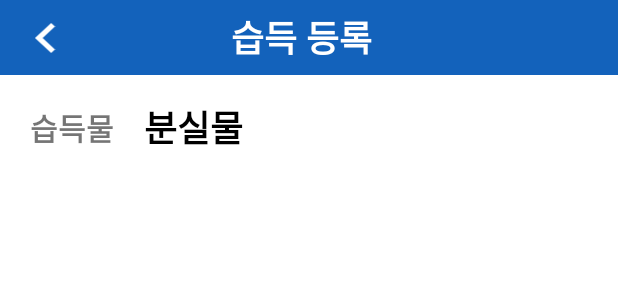
After one commit to tuski01/firebase, an Android app: the layout activity_lost_object_load.xml on its own in the app's theme, with its tools: preview values and no code run, on a phone screen of 412 x 824 dp. The commit adds this screen. Shown: the top 300 px of the screen. Run offline under Robolectric (Android 15) with nearby library versions, the phone set to English and light mode, and no system bars.

Commit message:
마이페이지 분실, 습득 수정

```diff
--- a/app/src/main/AndroidManifest.xml
+++ b/app/src/main/AndroidManifest.xml
@@ -22,6 +22,9 @@
         android:theme="@style/Theme.Firebase"
         android:usesCleartextTraffic="true"
         tools:targetApi="29">
+        <activity
+            android:name=".lost_object_load"
+            android:exported="false" />
         <activity
             android:name=".find_object_load"
             android:exported="false" />
--- a/app/src/main/java/net/flow9/dcjt/firebase/indexActivity.java
+++ b/app/src/main/java/net/flow9/dcjt/firebase/indexActivity.java
@@ -37,7 +37,6 @@ public class indexActivity extends AppCompatActivity {
         super.onCreate(savedInstanceState);
         setContentView(R.layout.activity_index);
         userNickname = getIntent().getStringExtra("userNickname");
-        System.out.println(userID);
         userID = getIntent().getStringExtra("userID");
         ma = new mainActivity();
         ca = new chatActivity();
--- /dev/null
+++ b/app/src/main/res/layout/activity_lost_object_load.xml
@@ -0,0 +1,82 @@
+<?xml version="1.0" encoding="utf-8"?>
+<RelativeLayout xmlns:android="http://schemas.android.com/apk/res/android"
+    xmlns:app="http://schemas.android.com/apk/res-auto"
+    xmlns:tools="http://schemas.android.com/tools"
+    android:layout_width="match_parent"
+    android:layout_height="match_parent"
+    tools:context=".lost_object_load">
+
+    <ScrollView
+        android:layout_width="match_parent"
+        android:layout_height="match_parent">
+
+        <LinearLayout
+            android:layout_width="match_parent"
+            android:layout_height="match_parent"
+            android:orientation="vertical">
+
+            <LinearLayout
+                android:layout_width="match_parent"
+                android:layout_height="50dp"
+                android:background="@color/PrimaryColor"
+                android:orientation="horizontal">
+
+                <ImageView
+                    android:layout_width="20dp"
+                    android:layout_height="20dp"
+                    android:src="@drawable/selector"
+                    android:layout_marginLeft="20dp"
+                    android:layout_marginTop="15dp"/>
+
+                <TextView
+                    android:layout_width="match_parent"
+                    android:layout_height="50dp"
+                    android:gravity="center"
+                    android:textStyle="bold"
+                    android:textColor="@color/white"
+                    android:layout_marginRight="50dp"
+                    android:textSize="24dp"
+                    android:text="습득 등록" />
+            </LinearLayout>
+
+            <LinearLayout
+                android:layout_width="match_parent"
+                android:layout_height="50dp"
+                android:gravity="center_vertical"
+                android:layout_marginTop="10dp"
+                android:layout_marginBottom="10dp"
+                android:orientation="horizontal">
+
+                <TextView
+                    android:id="@+id/find_post_title"
+                    android:layout_width="wrap_content"
+                    android:layout_height="wrap_content"
+                    android:layout_marginLeft="20dp"
+                    android:text="습득물"
+                    android:textSize="20dp"
+                    android:textStyle="bold" />
+
+                <TextView
+                    android:layout_width="wrap_content"
+                    android:layout_height="wrap_content"
+                    android:textColor="@color/black"
+                    android:textStyle="bold"
+                    android:layout_marginLeft="20dp"
+                    android:text="분실물"
+                    android:textSize="24dp" />
+
+            </LinearLayout>
+
+            <androidx.recyclerview.widget.RecyclerView
+                android:id="@+id/find_object_list"
+                android:overScrollMode="never"
+                android:layout_width="match_parent"
+                android:layout_height="match_parent"
+                android:orientation="vertical"
+                android:layout_margin="5dp"
+                app:layoutManager="androidx.recyclerview.widget.LinearLayoutManager" />
+
+        </LinearLayout>
+    </ScrollView>
+
+</RelativeLayout>
```
Also changed, not shown: app/src/main/java/net/flow9/dcjt/firebase/lost_object_load.java (added, +158 -0 lines).
